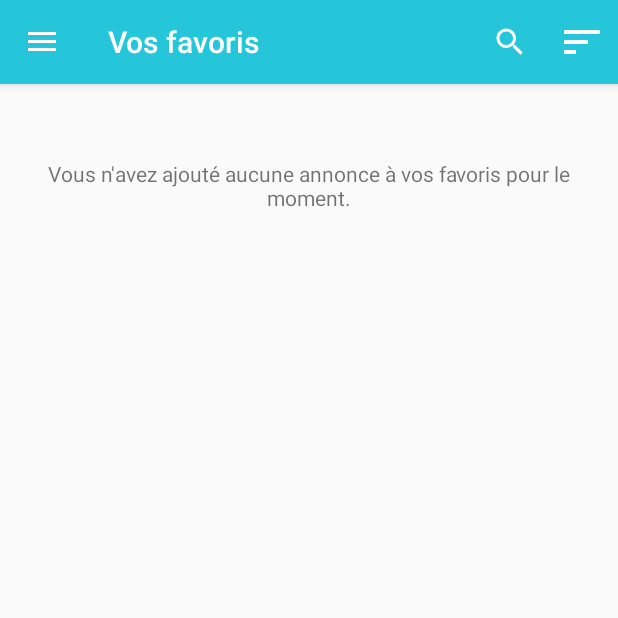
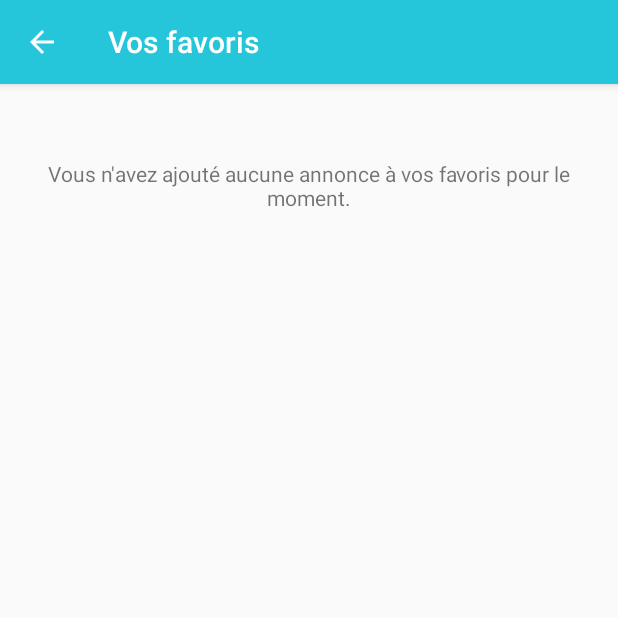
Before and after one commit to olivejp/Oliweb, an Android app: the screen it shows after launch once a user with an empty profile is signed in (MainActivity before the commit, FavoriteAnnonceActivity after it), in the side drawer, after a tap on "Mes favoris", on a phone screen of 412 x 824 dp, the top half of it. Run offline under Robolectric (Android 15) with nearby library versions, the phone set to English and light mode, and no system bars; our stand-ins replace ButterKnife, Firebase (no records; nobody signed in at launch, a user with empty details on screens opened directly), Room's generated code, RxJava; libraries missing offline, so code that uses them is left out: com.firebase.ui; pictures from the network do not load; 11 statements that could not run were skipped.

Commit message:
Feat : Deplacement de la liste des favoris dans une activity.

```diff
--- a/app/build.gradle
+++ b/app/build.gradle
@@ -104,6 +104,9 @@ dependencies {
     debugImplementation 'com.squareup.leakcanary:leakcanary-android:1.5.4'
     releaseImplementation 'com.squareup.leakcanary:leakcanary-android-no-op:1.5.4'
     implementation 'android.arch.navigation:navigation-fragment:1.0.0-alpha04'
+    implementation "org.jetbrains.kotlin:kotlin-stdlib-jre7:$kotlin_version"
 }
 
 apply plugin: 'com.google.gms.google-services'
+
+apply plugin: 'kotlin-android-extensions'
--- /dev/null
+++ b/app/src/main/java/oliweb/nc/oliweb/ui/activity/FavoriteAnnonceActivity.kt
@@ -0,0 +1,34 @@
+package oliweb.nc.oliweb.ui.activity
+
+import android.os.Bundle
+import android.support.v7.app.AppCompatActivity
+import android.util.Log
+import oliweb.nc.oliweb.R
+import oliweb.nc.oliweb.ui.fragment.ListAnnonceFragment
+import oliweb.nc.oliweb.ui.fragment.ListAnnonceFragment.ACTION_FAVORITE
+
+class FavoriteAnnonceActivity : AppCompatActivity() {
+
+    private val TAG = FavoriteAnnonceActivity::class.java.name
+
+    companion object {
+        const val ARG_USER_UID = "ARG_USER_UID"
+    }
+
+    override fun onCreate(savedInstanceState: Bundle?) {
+        super.onCreate(savedInstanceState)
+        setContentView(R.layout.activity_favorite_annonce)
+        if (intent.extras != null && intent.extras!!.containsKey(ARG_USER_UID) && intent.extras[ARG_USER_UID] != null) {
+            val userUid = intent.extras!!.getString(ARG_USER_UID)
+            val listAnnonceFragment = ListAnnonceFragment.getInstance(userUid, ACTION_FAVORITE)
+            supportFragmentManager
+                    .beginTransaction()
+                    .replace(R.id.frame_annonce_favorite_activity, listAnnonceFragment)
+                    .addToBackStack(null)
+                    .commit()
+        } else {
+            Log.e(TAG, "FavoriteAnnonceActivity needs ARG_USER_UID to launch", RuntimeException("Missing argument"))
+            finish()
+        }
+    }
+}
--- a/app/src/main/java/oliweb/nc/oliweb/ui/activity/MainActivity.java
+++ b/app/src/main/java/oliweb/nc/oliweb/ui/activity/MainActivity.java
@@ -54,11 +54,11 @@ import oliweb.nc.oliweb.utility.Utility;
 import oliweb.nc.oliweb.utility.helper.SharedPreferencesHelper;
 
 import static oliweb.nc.oliweb.ui.activity.AnnonceDetailActivity.ARG_ANNONCE;
+import static oliweb.nc.oliweb.ui.activity.FavoriteAnnonceActivity.ARG_USER_UID;
 import static oliweb.nc.oliweb.ui.activity.MyChatsActivity.DATA_FIREBASE_USER_UID;
 import static oliweb.nc.oliweb.ui.activity.PostAnnonceActivity.RC_POST_ANNONCE;
 import static oliweb.nc.oliweb.ui.activity.ProfilActivity.PROFIL_ACTIVITY_UID_USER;
 import static oliweb.nc.oliweb.ui.activity.ProfilActivity.UPDATE;
-import static oliweb.nc.oliweb.ui.fragment.ListAnnonceFragment.ACTION_FAVORITE;
 import static oliweb.nc.oliweb.ui.fragment.ListAnnonceFragment.ACTION_MOST_RECENT;
 import static oliweb.nc.oliweb.utility.Utility.DIALOG_FIREBASE_RETRIEVE;
 import static oliweb.nc.oliweb.utility.Utility.sendNotificationToRetreiveData;
@@ -249,7 +249,7 @@ public class MainActivity extends AppCompatActivity
         } else if (id == R.id.nav_profile) {
             callProfilActivity();
         } else if (id == R.id.nav_favorites) {
-            callFavoriteFragment();
+            callFavoriteActivity();
         } else if (id == R.id.nav_chats) {
             // On lance l'activité des conversations.
             String uidUser = SharedPreferencesHelper.getInstance(getApplication()).getUidFirebaseUser();
@@ -498,13 +498,13 @@ public class MainActivity extends AppCompatActivity
         overridePendingTransition(R.anim.fui_slide_in_right, R.anim.fui_slide_out_left);
     }
 
-    private void callFavoriteFragment() {
-        ListAnnonceFragment listAnnonceFragment = ListAnnonceFragment.getInstance(mFirebaseUser.getUid(), ACTION_FAVORITE);
-        getSupportFragmentManager()
-                .beginTransaction()
-                .replace(R.id.main_frame, listAnnonceFragment)
-                .addToBackStack(null)
-                .commit();
+    private void callFavoriteActivity() {
+        String uidUser = SharedPreferencesHelper.getInstance(this).getUidFirebaseUser();
+        Intent intent = new Intent();
+        intent.setClass(this, FavoriteAnnonceActivity.class);
+        intent.putExtra(ARG_USER_UID, uidUser);
+        startActivity(intent);
+        overridePendingTransition(R.anim.fui_slide_in_right, R.anim.fui_slide_out_left);
     }
 
 }
--- /dev/null
+++ b/app/src/main/res/layout/activity_favorite_annonce.xml
@@ -0,0 +1,9 @@
+<?xml version="1.0" encoding="utf-8"?>
+<FrameLayout xmlns:android="http://schemas.android.com/apk/res/android"
+    xmlns:tools="http://schemas.android.com/tools"
+    android:id="@+id/frame_annonce_favorite_activity"
+    android:layout_width="match_parent"
+    android:layout_height="match_parent"
+    tools:context=".ui.activity.FavoriteAnnonceActivity">
+
+</FrameLayout>
--- a/build.gradle
+++ b/build.gradle
@@ -1,5 +1,7 @@
 // Top-level build file where you can add configuration options common to all sub-projects/modules.
 buildscript {
+    ext.kotlin_version = '1.2.41'
+
     repositories {
         google()
         jcenter()
@@ -19,7 +21,7 @@ buildscript {
 
         // NOTE: Do not place your application dependencies here; they belong
         // in the individual module build.gradle files
-    }
+    classpath "org.jetbrains.kotlin:kotlin-gradle-plugin:$kotlin_version" }
 }
 
 allprojects {
```
Also changed, not shown: app/src/main/AndroidManifest.xml (+8 -1 lines), app/src/main/java/oliweb/nc/oliweb/ui/activity/AnnonceMessageActivity.java (+7 -0 lines), app/src/main/java/oliweb/nc/oliweb/ui/fragment/ListAnnonceFragment.java (+11 -7 lines), gradle/wrapper/gradle-wrapper.properties.
